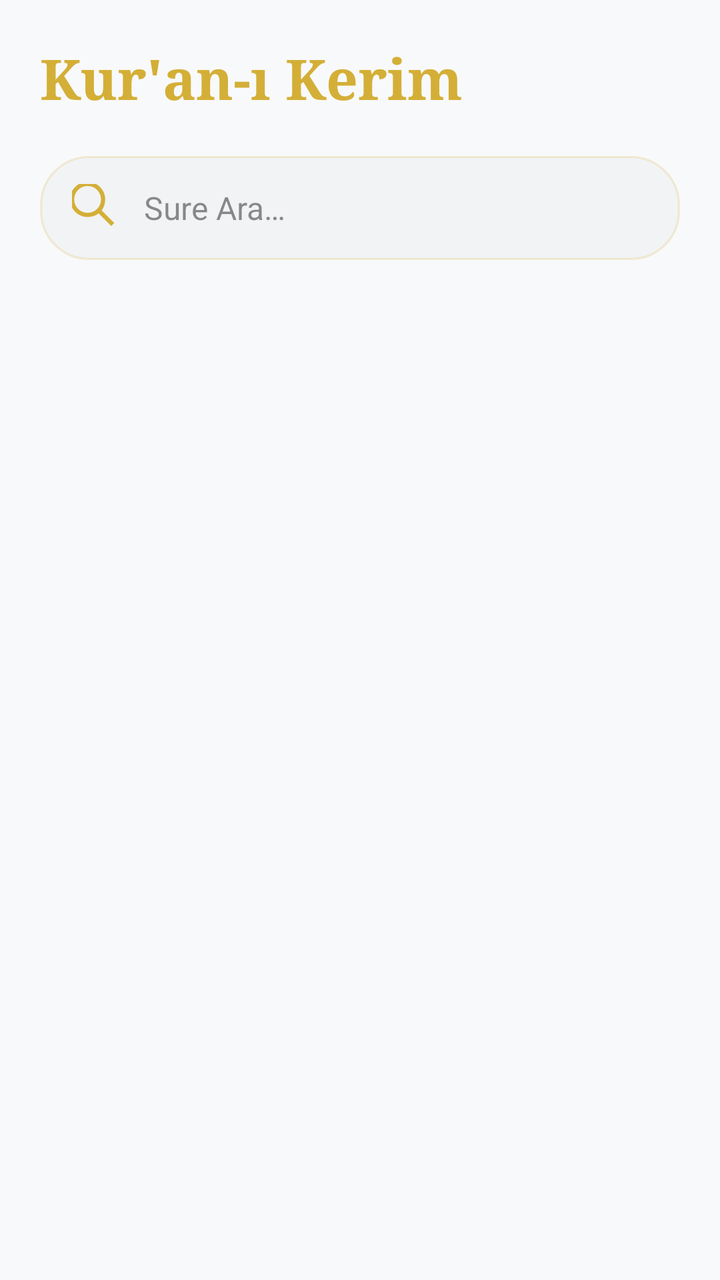
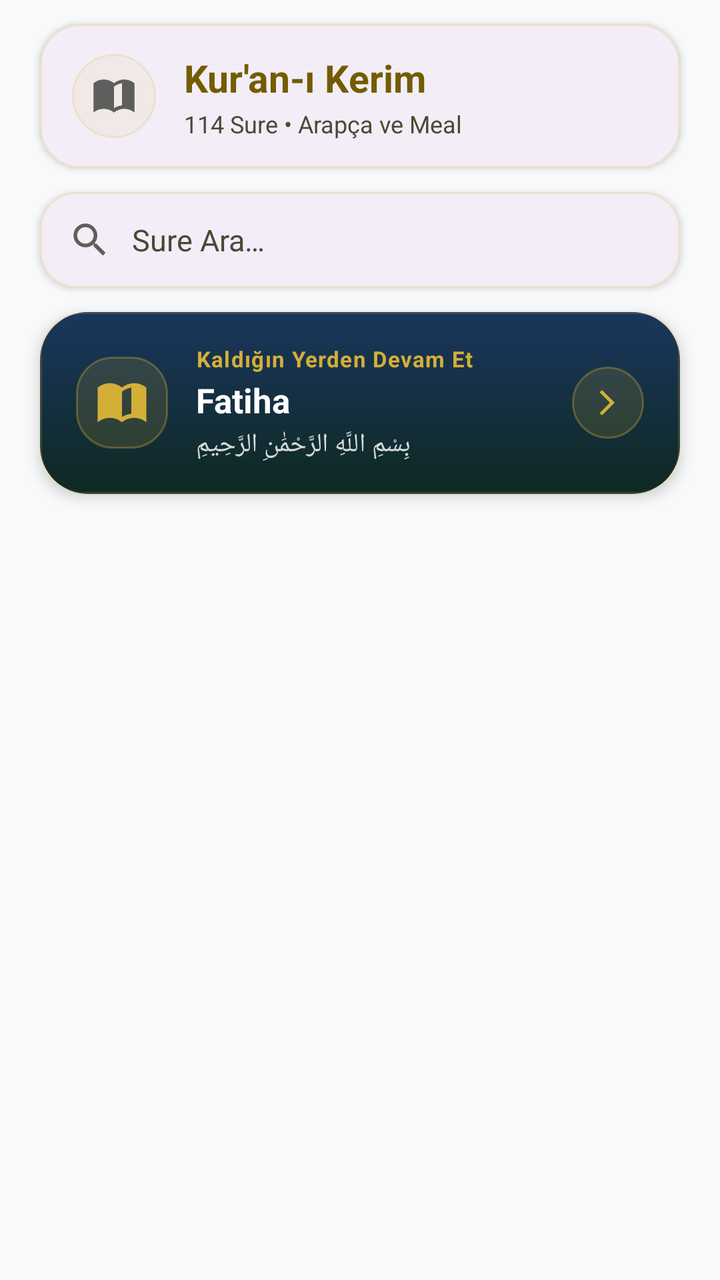

Screens rendered from an Android XML layout before and after an edit, with the pre-edit source and the edit as a unified diff.
<!-- AndroidManifest.xml: application theme Theme.Hilalim -->
<!-- res/layout/fragment_quran.xml -->
<?xml version="1.0" encoding="utf-8"?>
<androidx.constraintlayout.widget.ConstraintLayout xmlns:android="http://schemas.android.com/apk/res/android"
    xmlns:app="http://schemas.android.com/apk/res-auto"
    xmlns:tools="http://schemas.android.com/tools"
    android:layout_width="match_parent"
    android:layout_height="match_parent"
    android:background="@color/neutral_bg">

    <androidx.constraintlayout.widget.ConstraintLayout
        android:id="@+id/header_layout"
        android:layout_width="match_parent"
        android:layout_height="wrap_content"
        android:padding="20dp"
        app:layout_constraintTop_toTopOf="parent">

        <TextView
            android:id="@+id/tv_title"
            android:layout_width="wrap_content"
            android:layout_height="wrap_content"
            android:fontFamily="serif"
            android:text="Kur'an-ı Kerim"
            android:textColor="@color/gold"
            android:textSize="28sp"
            android:textStyle="bold"
            app:layout_constraintStart_toStartOf="parent"
            app:layout_constraintTop_toTopOf="parent" />

        <LinearLayout
            android:id="@+id/search_container"
            android:layout_width="match_parent"
            android:layout_height="52dp"
            android:layout_marginTop="20dp"
            android:background="@drawable/bg_search_rounded"
            android:gravity="center_vertical"
            android:orientation="horizontal"
            android:paddingHorizontal="16dp"
            app:layout_constraintTop_toBottomOf="@id/tv_title">

            <ImageView
                android:layout_width="24dp"
                android:layout_height="24dp"
                android:src="@drawable/ic_search_rounded"
                app:tint="@color/gold"
                android:contentDescription="@string/sure_ara" />

            <EditText
                android:id="@+id/et_search"
                android:layout_width="match_parent"
                android:layout_height="match_parent"
                android:layout_marginStart="12dp"
                android:background="@android:color/transparent"
                android:hint="@string/sure_ara"
                android:textColor="@color/text_primary"
                android:textColorHint="@color/text_muted"
                android:textSize="16sp"
                android:imeOptions="actionSearch"
                android:inputType="text"
                android:importantForAutofill="no" />
        </LinearLayout>
    </androidx.constraintlayout.widget.ConstraintLayout>

    <androidx.recyclerview.widget.RecyclerView
        android:id="@+id/rv_surah"
        android:layout_width="match_parent"
        android:layout_height="0dp"
        android:clipToPadding="false"
        android:paddingBottom="80dp"
        app:layout_constraintBottom_toBottomOf="parent"
        app:layout_constraintTop_toBottomOf="@id/header_layout" />

</androidx.constraintlayout.widget.ConstraintLayout>
<!-- resources referenced by this layout -->
<resources>
  <color name="gold">#D4AF37</color>
  <color name="neutral_bg">@color/md_theme_light_background</color>
  <color name="text_muted">#80191C1D</color>
  <color name="text_primary">@color/md_theme_light_onSurface</color>
  <!-- drawable bg_search_rounded (drawable) -->
  <?xml version="1.0" encoding="utf-8"?>
  <shape xmlns:android="http://schemas.android.com/apk/res/android">
      <solid android:color="@color/search_bar_bg" />
      <corners android:radius="24dp" />
      <stroke android:width="1dp" android:color="@color/card_stroke" />
  </shape>
  <!-- drawable ic_search_rounded (drawable) -->
  <vector xmlns:android="http://schemas.android.com/apk/res/android"
      android:width="24dp"
      android:height="24dp"
      android:viewportWidth="960"
      android:viewportHeight="960"
      android:tint="?attr/colorControlNormal">
    <path
        android:fillColor="@android:color/white"
        android:pathData="M784,840L532,588Q488,624 430.5,642Q373,660 312,660Q167,660 63.5,556.5Q-40,453 -40,308Q-40,163 63.5,59.5Q167,-44 312,-44Q457,-44 560.5,59.5Q664,163 664,308Q664,369 646,426.5Q628,484 592,528L844,780L784,840ZM312,576Q424,576 502,498Q580,420 580,308Q580,196 502,118Q424,40 312,40Q200,40 122,118Q44,196 44,308Q44,420 122,498Q200,576 312,576Z"/>
  </vector>
  <string name="sure_ara">Sure Ara…</string>
  <color name="search_bar_bg">#F1F3F4</color>
  <color name="card_stroke">#33D4AF37</color>
  <color name="md_theme_light_primary">#735C00</color>
  <color name="md_theme_light_surface">#F8F9FA</color>
  <color name="md_theme_light_outline">#7F7663</color>
  <color name="md_theme_light_error">#BA1A1A</color>
  <color name="md_theme_light_onError">#FFFFFF</color>
  <!-- unchanged entries left out for length: 21 -->
</resources>

<!-- the commit's change to res/layout/fragment_quran.xml (unified diff, before → after) -->
@@ -1,71 +1,219 @@
 <?xml version="1.0" encoding="utf-8"?>
 <androidx.constraintlayout.widget.ConstraintLayout xmlns:android="http://schemas.android.com/apk/res/android"
     xmlns:app="http://schemas.android.com/apk/res-auto"
-    xmlns:tools="http://schemas.android.com/tools"
     android:layout_width="match_parent"
     android:layout_height="match_parent"
-    android:background="@color/neutral_bg">
-
-    <androidx.constraintlayout.widget.ConstraintLayout
-        android:id="@+id/header_layout"
+    android:background="?attr/colorSurface">
+
+    
+    <com.google.android.material.card.MaterialCardView
+        android:id="@+id/card_quran_header"
         android:layout_width="match_parent"
         android:layout_height="wrap_content"
-        android:padding="20dp"
-        app:layout_constraintTop_toTopOf="parent">
-
-        <TextView
-            android:id="@+id/tv_title"
-            android:layout_width="wrap_content"
+        android:layout_marginHorizontal="20dp"
+        android:layout_marginTop="12dp"
+        app:cardBackgroundColor="?attr/colorSurfaceContainer"
+        app:cardCornerRadius="20dp"
+        app:cardElevation="2dp"
+        app:layout_constraintTop_toTopOf="parent"
+        app:strokeColor="@color/card_stroke"
+        app:strokeWidth="1dp">
+
+        <LinearLayout
+            android:id="@+id/header_layout"
+            android:layout_width="match_parent"
             android:layout_height="wrap_content"
-            android:fontFamily="serif"
-            android:text="Kur'an-ı Kerim"
-            android:textColor="@color/gold"
-            android:textSize="28sp"
-            android:textStyle="bold"
-            app:layout_constraintStart_toStartOf="parent"
-            app:layout_constraintTop_toTopOf="parent" />
-
-        <LinearLayout
-            android:id="@+id/search_container"
-            android:layout_width="match_parent"
-            android:layout_height="52dp"
-            android:layout_marginTop="20dp"
-            android:background="@drawable/bg_search_rounded"
             android:gravity="center_vertical"
             android:orientation="horizontal"
             android:paddingHorizontal="16dp"
-            app:layout_constraintTop_toBottomOf="@id/tv_title">
-
-            <ImageView
-                android:layout_width="24dp"
-                android:layout_height="24dp"
+            android:paddingVertical="14dp">
+
+            <ImageView
+                android:layout_width="42dp"
+                android:layout_height="42dp"
+                android:background="@drawable/bg_tool_icon"
+                android:contentDescription="@null"
+                android:padding="10dp"
+                android:src="@drawable/ic_quran_rounded"
+                app:tint="?attr/colorSecondary" />
+
+            <LinearLayout
+                android:layout_width="0dp"
+                android:layout_height="wrap_content"
+                android:layout_marginStart="14dp"
+                android:layout_weight="1"
+                android:orientation="vertical">
+
+                <TextView
+                    android:id="@+id/tv_title"
+                    android:layout_width="wrap_content"
+                    android:layout_height="wrap_content"
+                    android:text="@string/quran_main_title"
+                    android:textColor="?attr/colorPrimary"
+                    android:textSize="19sp"
+                    android:textStyle="bold" />
+
+                <TextView
+                    android:id="@+id/tv_subtitle"
+                    android:layout_width="wrap_content"
+                    android:layout_height="wrap_content"
+                    android:layout_marginTop="2dp"
+                    android:text="@string/quran_subtitle"
+                    android:textColor="?attr/colorOnSurfaceVariant"
+                    android:textSize="12sp" />
+            </LinearLayout>
+        </LinearLayout>
+    </com.google.android.material.card.MaterialCardView>
+
+    
+    <com.google.android.material.card.MaterialCardView
+        android:id="@+id/search_container"
+        android:layout_width="match_parent"
+        android:layout_height="wrap_content"
+        android:layout_marginHorizontal="20dp"
+        android:layout_marginTop="12dp"
+        app:cardBackgroundColor="?attr/colorSurfaceContainer"
+        app:cardCornerRadius="18dp"
+        app:cardElevation="2dp"
+        app:layout_constraintTop_toBottomOf="@id/card_quran_header"
+        app:strokeColor="@color/card_stroke"
+        app:strokeWidth="1dp">
+
+        <LinearLayout
+            android:layout_width="match_parent"
+            android:layout_height="48dp"
+            android:gravity="center_vertical"
+            android:orientation="horizontal"
+            android:paddingHorizontal="14dp">
+
+            <ImageView
+                android:layout_width="22dp"
+                android:layout_height="22dp"
+                android:contentDescription="@string/sure_ara"
                 android:src="@drawable/ic_search_rounded"
-                app:tint="@color/gold"
-                android:contentDescription="@string/sure_ara" />
+                app:tint="?attr/colorSecondary" />
 
             <EditText
                 android:id="@+id/et_search"
-                android:layout_width="match_parent"
+                android:layout_width="0dp"
                 android:layout_height="match_parent"
-                android:layout_marginStart="12dp"
+                android:layout_marginStart="10dp"
+                android:layout_weight="1"
                 android:background="@android:color/transparent"
                 android:hint="@string/sure_ara"
-                android:textColor="@color/text_primary"
-                android:textColorHint="@color/text_muted"
-                android:textSize="16sp"
                 android:imeOptions="actionSearch"
+                android:importantForAutofill="no"
                 android:inputType="text"
-                android:importantForAutofill="no" />
+                android:singleLine="true"
+                android:textColor="?attr/colorOnSurface"
+                android:textColorHint="?attr/colorOnSurfaceVariant"
+                android:textSize="15sp" />
+
+            <ImageView
+                android:id="@+id/btn_clear_search"
+                android:layout_width="32dp"
+                android:layout_height="32dp"
+                android:background="?attr/selectableItemBackgroundBorderless"
+                android:clickable="true"
+                android:contentDescription="@string/quran_clear_search"
+                android:focusable="true"
+                android:padding="6dp"
+                android:src="@drawable/ic_close"
+                android:visibility="gone"
+                app:tint="?attr/colorOnSurfaceVariant" />
         </LinearLayout>
-    </androidx.constraintlayout.widget.ConstraintLayout>
+    </com.google.android.material.card.MaterialCardView>
+
+    
+    <com.google.android.material.card.MaterialCardView
+        android:id="@+id/card_continue_reading"
+        android:layout_width="match_parent"
+        android:layout_height="wrap_content"
+        android:layout_marginHorizontal="20dp"
+        android:layout_marginTop="12dp"
+        android:clickable="true"
+        android:focusable="true"
+        app:cardCornerRadius="22dp"
+        app:cardElevation="4dp"
+        app:layout_constraintTop_toBottomOf="@id/search_container"
+        app:strokeColor="@color/card_stroke"
+        app:strokeWidth="1dp">
+
+        <LinearLayout
+            android:layout_width="match_parent"
+            android:layout_height="wrap_content"
+            android:background="@drawable/bg_dark_gradient_card"
+            android:gravity="center_vertical"
+            android:orientation="horizontal"
+            android:paddingHorizontal="18dp"
+            android:paddingVertical="16dp">
+
+            <ImageView
+                android:layout_width="46dp"
+                android:layout_height="46dp"
+                android:background="@drawable/bg_hero_icon"
+                android:contentDescription="@null"
+                android:padding="10dp"
+                android:src="@drawable/ic_quran_rounded"
+                app:tint="@color/gold" />
+
+            <LinearLayout
+                android:layout_width="0dp"
+                android:layout_height="wrap_content"
+                android:layout_marginHorizontal="14dp"
+                android:layout_weight="1"
+                android:orientation="vertical">
+
+                <TextView
+                    android:layout_width="wrap_content"
+                    android:layout_height="wrap_content"
+                    android:letterSpacing="0.04"
+                    android:text="@string/quran_continue_reading"
+                    android:textColor="@color/gold"
+                    android:textSize="11sp"
+                    android:textStyle="bold" />
+
+                <TextView
+                    android:id="@+id/txt_last_surah_name"
+                    android:layout_width="wrap_content"
+                    android:layout_height="wrap_content"
+                    android:layout_marginTop="2dp"
+                    android:text="Fatiha"
+                    android:textColor="@color/white"
+                    android:textSize="17sp"
+                    android:textStyle="bold" />
+
+                <TextView
+                    android:id="@+id/txt_last_surah_bismillah"
+                    android:layout_width="wrap_content"
+                    android:layout_height="wrap_content"
+                    android:layout_marginTop="2dp"
+                    android:alpha="0.82"
+                    android:text="بِسْمِ اللَّهِ الرَّحْمَٰنِ الرَّحِيمِ"
+                    android:textColor="@color/white"
+                    android:textSize="13sp" />
+            </LinearLayout>
+
+            <ImageView
+                android:layout_width="36dp"
+                android:layout_height="36dp"
+                android:background="@drawable/bg_hero_icon"
+                android:contentDescription="@null"
+                android:padding="8dp"
+                android:src="@drawable/ic_forward_arrow"
+                app:tint="@color/gold" />
+        </LinearLayout>
+    </com.google.android.material.card.MaterialCardView>
 
     <androidx.recyclerview.widget.RecyclerView
         android:id="@+id/rv_surah"
         android:layout_width="match_parent"
         android:layout_height="0dp"
+        android:layout_marginTop="6dp"
         android:clipToPadding="false"
-        android:paddingBottom="80dp"
+        android:paddingTop="4dp"
+        android:paddingBottom="20dp"
         app:layout_constraintBottom_toBottomOf="parent"
-        app:layout_constraintTop_toBottomOf="@id/header_layout" />
+        app:layout_constraintTop_toBottomOf="@id/card_continue_reading" />
 
 </androidx.constraintlayout.widget.ConstraintLayout>
<!-- resource entries referenced after the edit -->
@@ -1,17 +1,59 @@
 <!-- resources referenced by this layout -->
 <resources>
   <color name="gold">#D4AF37</color>
-  <color name="neutral_bg">@color/md_theme_light_background</color>
-  <color name="text_muted">#80191C1D</color>
-  <color name="text_primary">@color/md_theme_light_onSurface</color>
-  <!-- drawable bg_search_rounded (drawable) -->
+  <color name="white">#FFFFFFFF</color>
+  <!-- drawable bg_dark_gradient_card (drawable) -->
   <?xml version="1.0" encoding="utf-8"?>
   <shape xmlns:android="http://schemas.android.com/apk/res/android">
-      <solid android:color="@color/search_bar_bg" />
+      
+      <gradient
+          android:startColor="#1A365D"
+          android:endColor="#0F2922"
+          android:angle="270" />
       <corners android:radius="24dp" />
-      <stroke android:width="1dp" android:color="@color/card_stroke" />
   </shape>
-  <!-- drawable ic_search_rounded (drawable) -->
+  <!-- drawable bg_hero_icon (drawable) -->
+  <?xml version="1.0" encoding="utf-8"?>
+  <shape xmlns:android="http://schemas.android.com/apk/res/android"
+      android:shape="rectangle">
+      <solid android:color="#26D4AF37" />
+      <corners android:radius="18dp" />
+      <stroke
+          android:width="1dp"
+          android:color="#55D4AF37" />
+  </shape>
+  <!-- drawable bg_tool_icon (drawable) -->
+  <?xml version="1.0" encoding="utf-8"?>
+  <shape xmlns:android="http://schemas.android.com/apk/res/android"
+      android:shape="oval">
+      <solid android:color="@color/selected_lang_bg" />
+      <stroke
+          android:width="1dp"
+          android:color="@color/card_stroke" />
+  </shape>
+  <!-- drawable ic_close (drawable) -->
+  <vector xmlns:android="http://schemas.android.com/apk/res/android"
+      android:width="24dp"
+      android:height="24dp"
+      android:viewportWidth="24"
+      android:viewportHeight="24">
+      <path
+          android:fillColor="#FFFFFFFF"
+          android:pathData="M19,6.41L17.59,5 12,10.59 6.41,5 5,6.41 10.59,12 5,17.59 6.41,19 12,13.41 17.59,19 19,17.59 13.41,12z" />
+  </vector>
+  <!-- drawable ic_forward_arrow (drawable) -->
+  <vector xmlns:android="http://schemas.android.com/apk/res/android"
+      android:width="24dp"
+      android:height="24dp"
+      android:viewportWidth="960"
+      android:viewportHeight="960"
+      android:autoMirrored="true"
+      android:tint="?attr/colorControlNormal">
+    <path
+        android:fillColor="@android:color/white"
+        android:pathData="M640,480L336,784L280,728L528,480L280,232L336,176L640,480Z"/>
+  </vector>
+  <!-- drawable ic_quran_rounded (drawable) -->
   <vector xmlns:android="http://schemas.android.com/apk/res/android"
       android:width="24dp"
       android:height="24dp"
@@ -20,10 +62,24 @@
       android:tint="?attr/colorControlNormal">
     <path
         android:fillColor="@android:color/white"
-        android:pathData="M784,840L532,588Q488,624 430.5,642Q373,660 312,660Q167,660 63.5,556.5Q-40,453 -40,308Q-40,163 63.5,59.5Q167,-44 312,-44Q457,-44 560.5,59.5Q664,163 664,308Q664,369 646,426.5Q628,484 592,528L844,780L784,840ZM312,576Q424,576 502,498Q580,420 580,308Q580,196 502,118Q424,40 312,40Q200,40 122,118Q44,196 44,308Q44,420 122,498Q200,576 312,576Z"/>
+        android:pathData="M480,840Q431,802 374.5,781Q318,760 256,760Q194,760 137.5,781Q81,802 32,840L32,200Q81,162 137.5,141Q194,120 256,120Q318,120 374.5,141Q431,162 480,200Q529,162 585.5,141Q642,120 704,120Q766,120 822.5,141Q879,162 928,200L928,840Q879,802 822.5,781Q766,760 704,760Q642,760 585.5,781Q529,802 480,840ZM480,746Q516,720 560,705.5Q604,691 653,684L653,200Q617,208 584,219.5Q551,231 520,250L480,274L480,746Z"/>
   </vector>
+  <!-- drawable ic_search_rounded (drawable) -->
+  <vector xmlns:android="http://schemas.android.com/apk/res/android"
+      android:width="24dp"
+      android:height="24dp"
+      android:viewportWidth="24"
+      android:viewportHeight="24">
+      <path
+          android:fillColor="#FFFFFFFF"
+          android:pathData="M15.5,14h-0.79l-0.28,-0.27C15.41,12.59 16,11.11 16,9.5 16,5.91 13.09,3 9.5,3S3,5.91 3,9.5 5.91,16 9.5,16c1.61,0 3.09,-0.59 4.23,-1.57l0.27,0.28v0.79l5,4.99L20.49,19l-4.99,-5zM9.5,14C7.01,14 5,11.99 5,9.5S7.01,5 9.5,5 14,7.01 14,9.5 11.99,14 9.5,14z" />
+  </vector>
+  <string name="quran_clear_search">Aramayı Temizle</string>
+  <string name="quran_continue_reading">Kaldığın Yerden Devam Et</string>
+  <string name="quran_main_title">Kur\'an-ı Kerim</string>
+  <string name="quran_subtitle">114 Sure • Arapça ve Meal</string>
   <string name="sure_ara">Sure Ara…</string>
-  <color name="search_bar_bg">#F1F3F4</color>
+  <color name="selected_lang_bg">#15D4AF37</color>
   <color name="card_stroke">#33D4AF37</color>
   <color name="md_theme_light_primary">#735C00</color>
   <color name="md_theme_light_surface">#F8F9FA</color>
